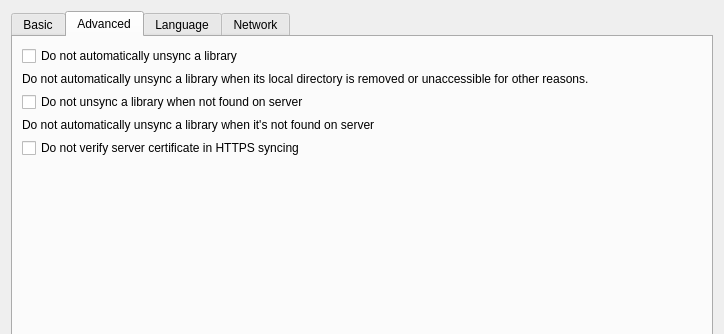
This is ui/settings-dialog.ui in haiwen/seafile-client as Qt 5 draws it before an edit; both pictures show x 0 to 724 and y 0 to 334 of the 724 by 579 pixel window. The edited form follows.
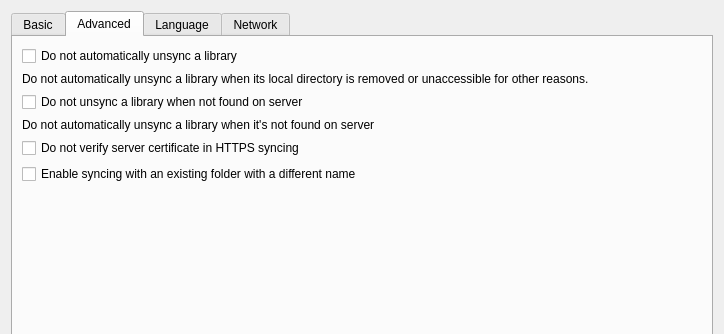
This is the edited form. The open tabs and pages were chosen to show the change.

Commit message:
ui: add an option to syncing with an existing folder with a different name
- add an option to sync to an alternative path
- fix a bug to compare existing repo names correctly

Diff of the .ui file:
```diff
--- a/ui/settings-dialog.ui
+++ b/ui/settings-dialog.ui
@@ -184,6 +184,13 @@
          </property>
         </widget>
        </item>
+       <item>
+        <widget class="QCheckBox" name="mEnableSyncingWithExistingFolder">
+         <property name="text">
+          <string>Enable syncing with an existing folder with a different name</string>
+         </property>
+        </widget>
+       </item>
        <item>
         <spacer name="verticalSpacer">
          <property name="orientation">
```
The commit also changes 7 other files.
